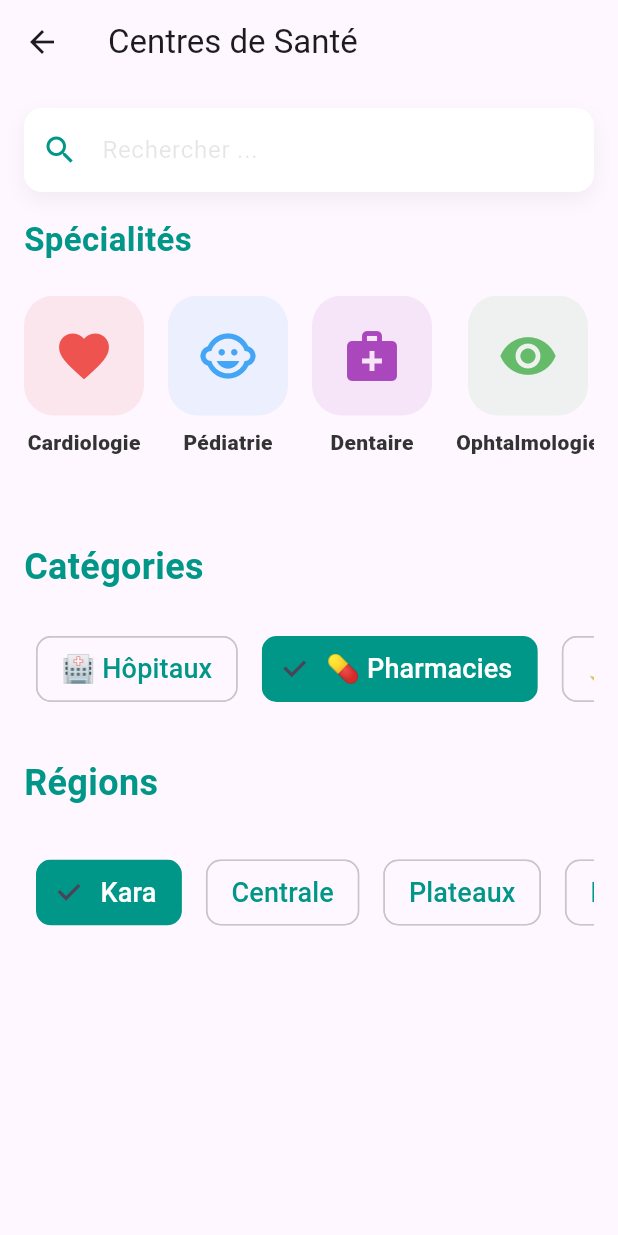
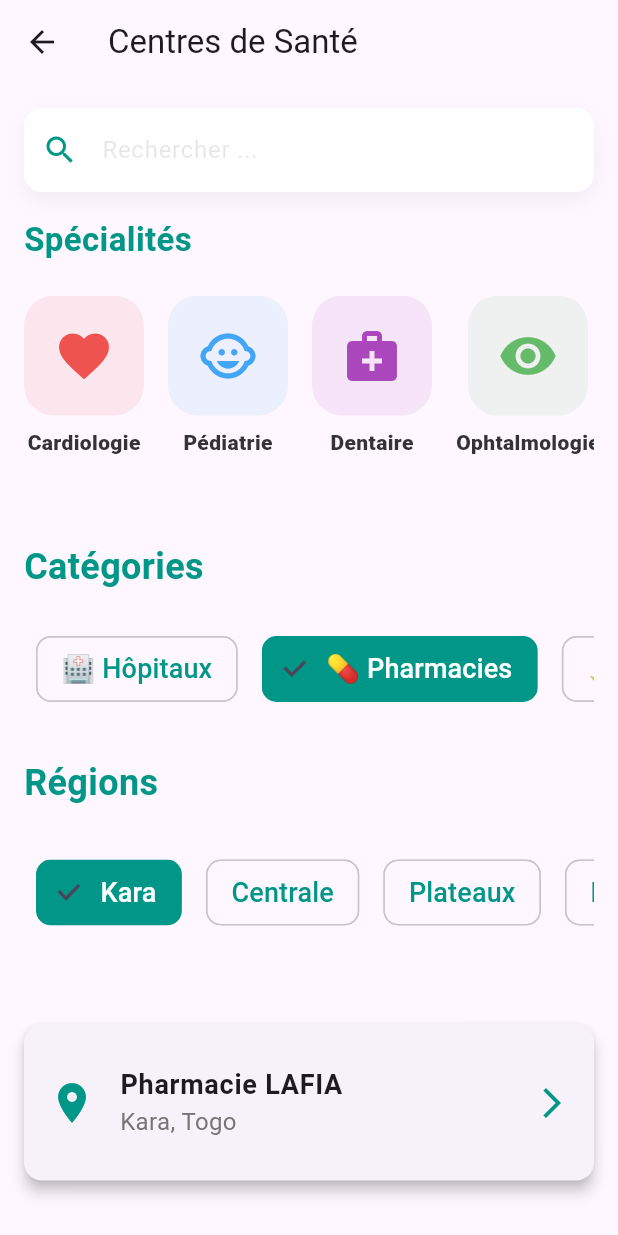
Before and after one commit to sethAGBA/Medical-App, a Flutter app: the CentersScreen screen opened directly, after a tap on "💊 Pharmacies", on a phone screen of 412 x 824 dp. Run offline on Flutter 3.47's test engine with Material 3 defaults, Android fonts, the phone set to English and light mode, and no system bars; our stand-ins replace cloud_firestore, firebase_auth; accounts and stored records are empty.

Commit message:
seconnd commit with generate apk

```diff
--- a/lib/screens/centers_screen.dart
+++ b/lib/screens/centers_screen.dart
@@ -28,26 +28,16 @@ class _CentersScreenState extends State<CentersScreen> {
     super.dispose();
   }
 
-  // Méthode pour obtenir toutes les données combinées
-  List<Map<String, dynamic>> get allData {
-    return [
-      ...hospitalsData,
-      ...pharmaciesData.values.expand((element) => element),
-      ...pharmaciesDeGardeData,
-    ];
-  }
-
-  // Méthode pour filtrer les données en fonction de la recherche
-  List<Map<String, dynamic>> get filteredSuggestions {
-    if (searchQuery.isEmpty) {
-      return []; // Ne rien afficher si la recherche est vide
+  // Méthode pour obtenir les centres par région et catégorie
+  List<Map<String, dynamic>> getCentersByRegionAndCategory(String region, String category) {
+    if (category == '🏥 Hôpitaux') {
+      return hospitalsData.where((hospital) => hospital['region'] == region).toList();
+    } else if (category == '💊 Pharmacies') {
+      return pharmaciesData[region] ?? [];
+    } else if (category == '🌙 Pharmacies de Garde') {
+      return pharmaciesDeGardeData.where((pharmacy) => pharmacy['region'] == region).toList();
     }
-    return allData.where((center) {
-      final name = center['name'].toString().toLowerCase();
-      final location = center['location'].toString().toLowerCase();
-      final query = searchQuery.toLowerCase();
-      return name.contains(query) || location.contains(query);
-    }).toList();
+    return [];
   }
 
   @override
@@ -80,6 +70,10 @@ class _CentersScreenState extends State<CentersScreen> {
 
             // Régions
             _buildRegions(),
+
+            // Afficher les centres en fonction de la catégorie et de la région sélectionnées
+            if (selectedCategory.isNotEmpty && selectedRegion.isNotEmpty)
+              _buildCentersByRegionAndCategory(),
           ],
         ),
       ),
@@ -107,6 +101,17 @@ class _CentersScreenState extends State<CentersScreen> {
             hintText: 'Rechercher ...',
             hintStyle: TextStyle(color: AppColors.textDark),
             prefixIcon: const Icon(Icons.search, color: AppColors.primary),
+            suffixIcon: searchQuery.isNotEmpty
+                ? IconButton(
+                    icon: const Icon(Icons.close, color: AppColors.primary),
+                    onPressed: () {
+                      setState(() {
+                        searchQuery = '';
+                        _searchController.clear();
+                      });
+                    },
+                  )
+                : null,
             border: InputBorder.none,
             contentPadding: const EdgeInsets.symmetric(horizontal: 20, vertical: 16),
           ),
@@ -138,9 +143,9 @@ class _CentersScreenState extends State<CentersScreen> {
           ListView.builder(
             shrinkWrap: true,
             physics: const NeverScrollableScrollPhysics(),
-            itemCount: filteredSuggestions.length,
+            itemCount: getCentersByRegionAndCategory(selectedRegion, selectedCategory).length,
             itemBuilder: (context, index) {
-              final center = filteredSuggestions[index];
+              final center = getCentersByRegionAndCategory(selectedRegion, selectedCategory)[index];
               return ListTile(
                 leading: Icon(Icons.location_on, color: AppColors.primary),
                 title: Text(center['name']),
@@ -153,6 +158,62 @@ class _CentersScreenState extends State<CentersScreen> {
                     ),
                   );
                 },
+              );
+            },
+          ),
+        ],
+      ),
+    );
+  }
+
+  Widget _buildCentersByRegionAndCategory() {
+    final centers = getCentersByRegionAndCategory(selectedRegion, selectedCategory);
+
+    return Padding(
+      padding: const EdgeInsets.symmetric(horizontal: 16),
+      child: Column(
+        crossAxisAlignment: CrossAxisAlignment.start,
+        children: [
+          const SizedBox(height: 16),
+          ListView.builder(
+            shrinkWrap: true,
+            physics: const NeverScrollableScrollPhysics(),
+            itemCount: centers.length,
+            itemBuilder: (context, index) {
+              final center = centers[index];
+              return Card(
+                elevation: 4,
+                margin: const EdgeInsets.symmetric(vertical: 8),
+                shape: RoundedRectangleBorder(
+                  borderRadius: BorderRadius.circular(12),
+                ),
+                child: ListTile(
+                  contentPadding: const EdgeInsets.all(16),
+                  leading: Icon(Icons.location_on, color: AppColors.primary, size: 32),
+                  title: Text(
+                    center['name'],
+                    style: const TextStyle(
+                      fontWeight: FontWeight.bold,
+                      fontSize: 18,
+                    ),
+                  ),
+                  subtitle: Text(
+                    center['location'],
+                    style: TextStyle(
+                      fontSize: 16,
+                      color: Colors.grey[600],
+                    ),
+                  ),
+                  trailing: const Icon(Icons.arrow_forward_ios, color: AppColors.primary),
+                  onTap: () {
+                    Navigator.push(
+                      context,
+                      MaterialPageRoute(
+                        builder: (context) => CenterDetailScreen(center: center),
+                      ),
+                    );
+                  },
+                ),
               );
             },
           ),
```
